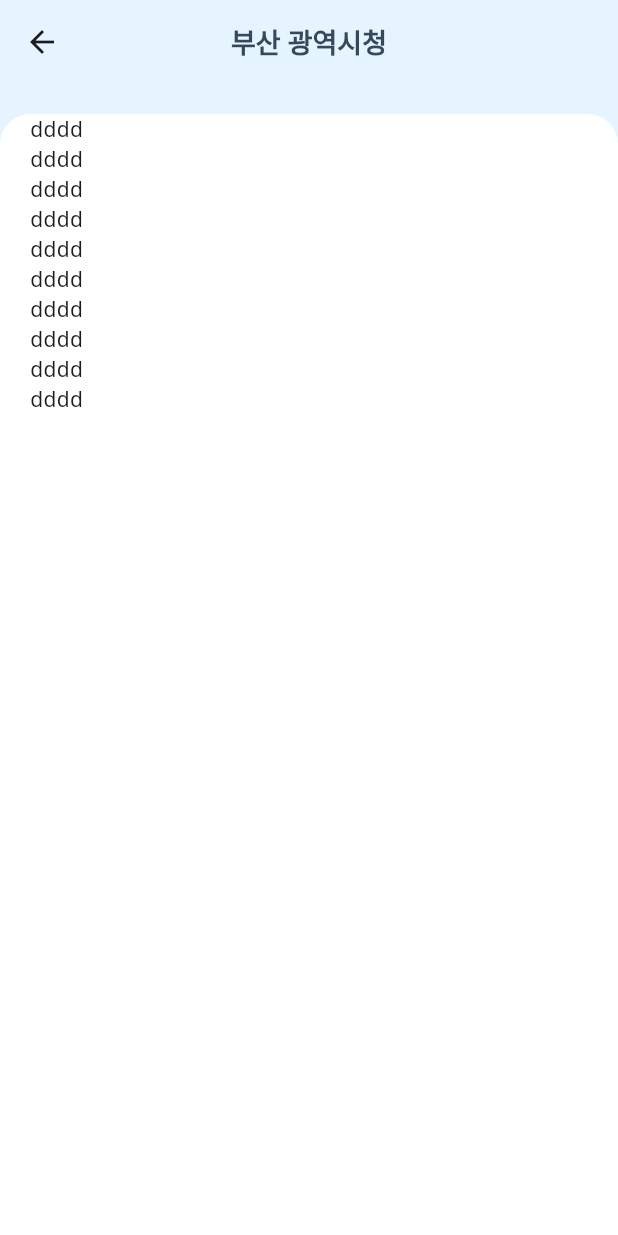
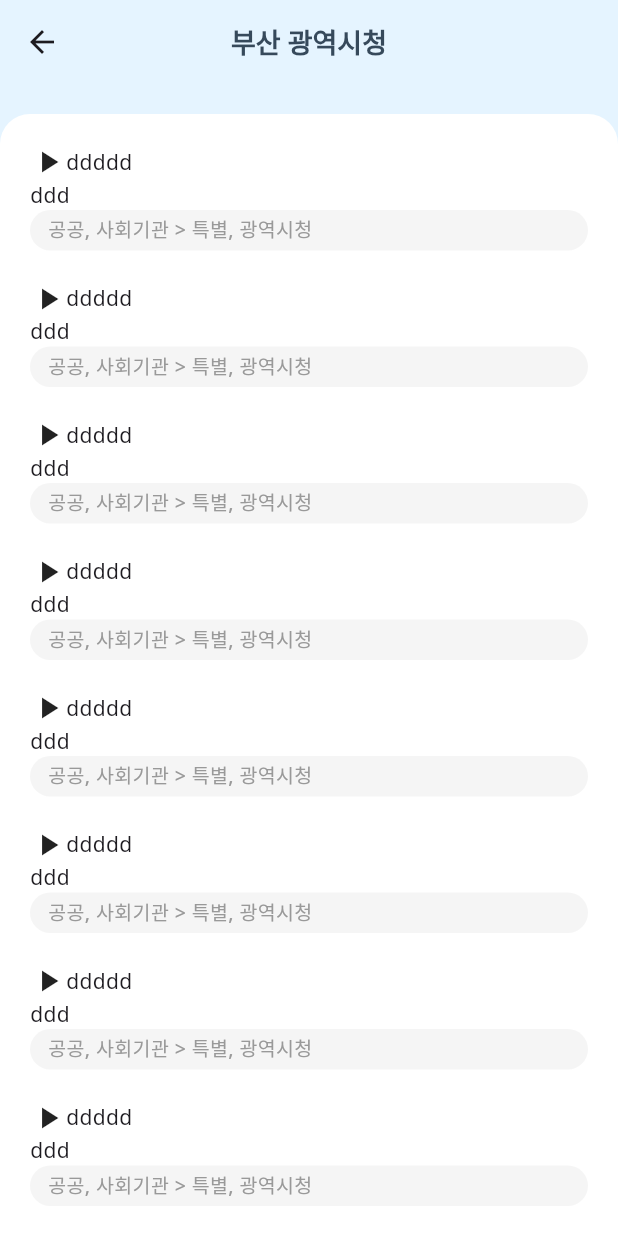
Before and after one commit to moong414/flutter_location_app, a Flutter app: the DetailPage screen opened directly, on a phone screen of 412 x 824 dp. Run offline on Flutter 3.47's test engine with Material 3 defaults, Android fonts, the phone set to English and light mode, and no system bars.

Commit message:
add: UI 폴더 지정

```diff
--- a/lib/main.dart
+++ b/lib/main.dart
@@ -1,5 +1,5 @@
 import 'package:flutter/material.dart';
-import 'package:flutter_location_app/home_page/home_page.dart';
+import 'package:flutter_location_app/ui/home_page/home_page.dart';
 
 void main() {
   runApp(const MyApp());
--- a/lib/detail_page/detail_page.dart
+++ b/lib/ui/detail_page/detail_page.dart
@@ -1,4 +1,5 @@
 import 'package:flutter/material.dart';
+import 'package:flutter_location_app/ui/detail_page/widgets/review_item.dart';
 
 class DetailPage extends StatelessWidget {
   @override
@@ -35,7 +36,7 @@
             child: ListView.builder(
               itemCount: 10,
               itemBuilder: (context, index) {
-                return Text('dddd');
+                return reviewItem();
               },
             ),
           ),
@@ -43,4 +44,6 @@
       ),
     );
   }
+
+
 }
--- /dev/null
+++ b/lib/ui/detail_page/widgets/review_item.dart
@@ -0,0 +1,33 @@
+import 'package:flutter/material.dart';
+
+Container reviewItem() {
+  return Container(
+    padding: EdgeInsets.only(top: 20),
+    child: Column(
+      crossAxisAlignment: CrossAxisAlignment.start,
+      children: [
+        Row(children: [
+          Icon(Icons.play_arrow),
+          Text('ddddd')
+        ],),
+        Text('ddd'),
+        Container(
+          width: double.infinity,
+          padding: EdgeInsets.fromLTRB(12, 3, 12, 5),
+          decoration: BoxDecoration(
+            color: Color(0xfff5f5f5),
+            borderRadius: BorderRadius.circular(30),
+          ),
+          child: Text(
+            '공공, 사회기관 > 특별, 광역시청',
+            style: TextStyle(
+              color: Color(0xff999999),
+              fontWeight: FontWeight.w500,
+              fontSize: 13,
+            ),
+          ),
+        ),
+      ],
+    ),
+  );
+}
--- a/lib/home_page/home_page.dart
+++ b/lib/ui/home_page/home_page.dart
@@ -1,7 +1,7 @@
 import 'package:flutter/material.dart';
-import 'package:flutter_location_app/home_page/widgets/search_item.dart';
-import 'package:flutter_location_app/widgets/search_appbar.dart';
-import 'package:flutter_location_app/home_page/widgets/homepage_title.dart';
+import 'package:flutter_location_app/ui/home_page/widgets/search_item.dart';
+import 'package:flutter_location_app/ui/widgets/search_appbar.dart';
+import 'package:flutter_location_app/ui/home_page/widgets/homepage_title.dart';
 
 class HomePage extends StatelessWidget {
   @override
--- a/lib/home_page/widgets/search_item.dart
+++ b/lib/ui/home_page/widgets/search_item.dart
@@ -1,5 +1,5 @@
 import 'package:flutter/material.dart';
-import 'package:flutter_location_app/detail_page/detail_page.dart';
+import 'package:flutter_location_app/ui/detail_page/detail_page.dart';
 
 GestureDetector searchItem(BuildContext context) {
     return GestureDetector(
```
Also changed, not shown: lib/ui/home_page/widgets/homepage_title.dart (renamed from lib/home_page/widgets/homepage_title.dart), lib/ui/widgets/search_appbar.dart (renamed from lib/widgets/search_appbar.dart).
